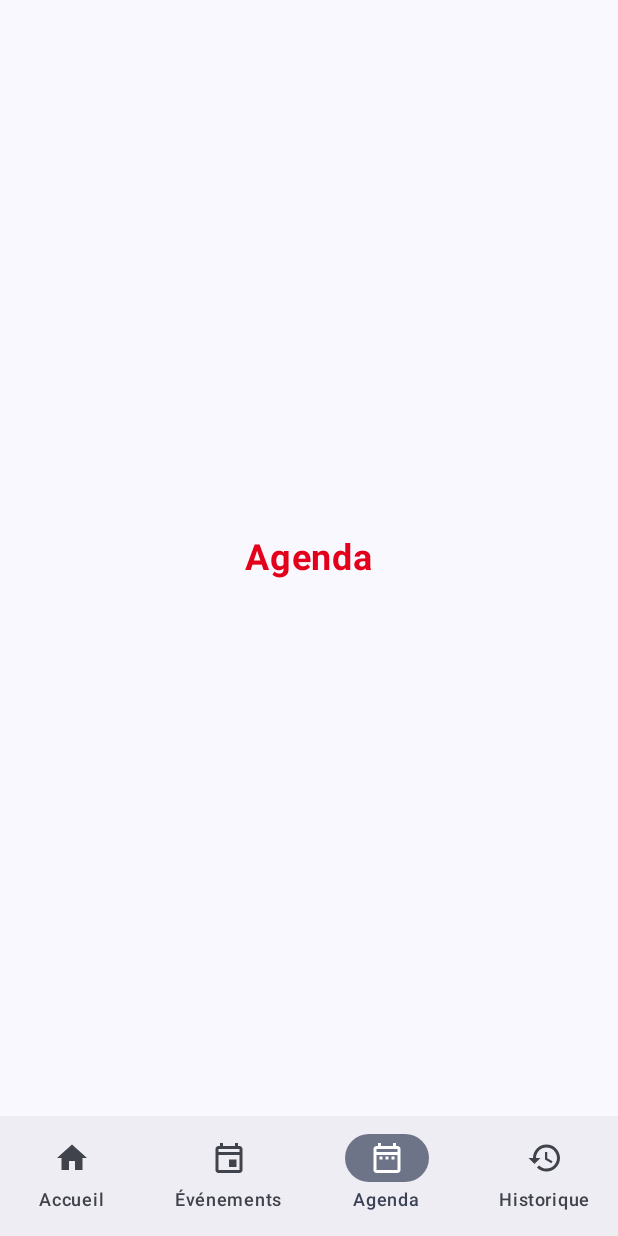
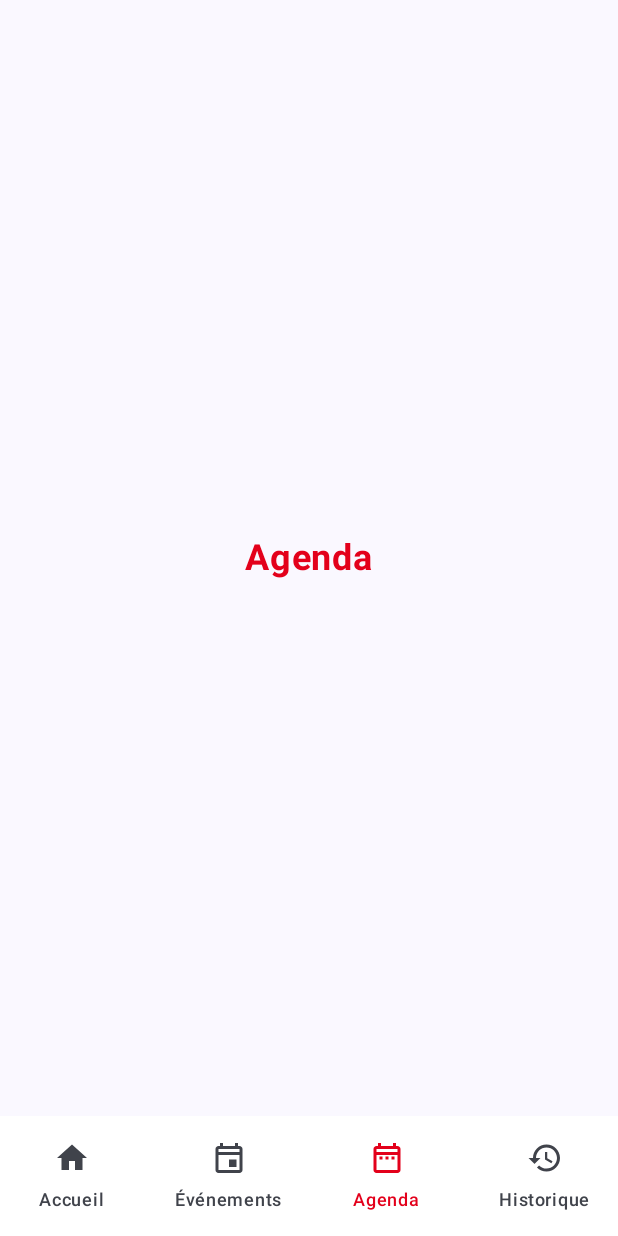
Before and after one commit to apokalipta/ISENSmartCompanion, an Android app built with Jetpack Compose: the screen it shows after launch (MainActivity), item 3 of the bottom bar chosen, on a phone screen of 412 x 824 dp. Run offline under Robolectric (Android 15) with nearby library versions, the phone set to English and light mode, and no system bars.

Commit message:
Ajout des evenements

```diff
--- a/app/src/main/java/fr/isen/barnay/isensmartcompanion/navigation/Navigation.kt
+++ b/app/src/main/java/fr/isen/barnay/isensmartcompanion/navigation/Navigation.kt
@@ -1,6 +1,5 @@
 package fr.isen.barnay.isensmartcompanion.navigation
 
-import androidx.compose.foundation.layout.PaddingValues
 import androidx.compose.foundation.layout.RowScope
 import androidx.compose.foundation.layout.padding
 import androidx.compose.material.icons.Icons
@@ -9,7 +8,6 @@ import androidx.compose.material.icons.outlined.DateRange
 import androidx.compose.material.icons.outlined.Event
 import androidx.compose.material.icons.outlined.History
 import androidx.compose.material3.Icon
-import androidx.compose.material3.MaterialTheme
 import androidx.compose.material3.NavigationBar
 import androidx.compose.material3.NavigationBarItem
 import androidx.compose.material3.NavigationBarItemDefaults
@@ -20,17 +18,18 @@ import androidx.compose.runtime.getValue
 import androidx.compose.ui.Modifier
 import androidx.compose.ui.graphics.Color
 import androidx.compose.ui.graphics.vector.ImageVector
-import androidx.compose.ui.unit.dp
-import androidx.navigation.NavController
 import androidx.navigation.NavDestination
 import androidx.navigation.NavDestination.Companion.hierarchy
 import androidx.navigation.NavGraph.Companion.findStartDestination
 import androidx.navigation.NavHostController
+import androidx.navigation.NavType
 import androidx.navigation.compose.NavHost
 import androidx.navigation.compose.composable
 import androidx.navigation.compose.currentBackStackEntryAsState
 import androidx.navigation.compose.rememberNavController
+import androidx.navigation.navArgument
 import fr.isen.barnay.isensmartcompanion.screens.AgendaScreen
+import fr.isen.barnay.isensmartcompanion.screens.EventDetailScreen
 import fr.isen.barnay.isensmartcompanion.screens.EventsScreen
 import fr.isen.barnay.isensmartcompanion.screens.HistoryScreen
 import fr.isen.barnay.isensmartcompanion.screens.HomeScreen
@@ -42,63 +41,102 @@ sealed class Screen(val route: String, val icon: ImageVector, val label: String)
     object Events : Screen("events", Icons.Outlined.Event, "Événements")
     object Agenda : Screen("agenda", Icons.Outlined.DateRange, "Agenda")
     object History : Screen("history", Icons.Outlined.History, "Historique")
+
+    // Routes pour les écrans de détail (sans icône dans la barre de navigation)
+    object EventDetail : Screen("event_detail/{eventId}", Icons.Outlined.Event, "Détail Événement") {
+        fun createRoute(eventId: String) = "event_detail/$eventId"
+    }
 }
-
-// Liste des destinations pour la barre de navigation
-val items = listOf(
-    Screen.Home,
-    Screen.Events,
-    Screen.Agenda,
-    Screen.History
-)
 
 @Composable
 fun AppNavigation() {
     val navController = rememberNavController()
-
     Scaffold(
-        bottomBar = { BottomNavigationBar(navController) }
+        bottomBar = { BottomNavBar(navController = navController) }
     ) { innerPadding ->
         NavHost(
             navController = navController,
             startDestination = Screen.Home.route,
             modifier = Modifier.padding(innerPadding)
         ) {
-            composable(Screen.Home.route) { HomeScreen() }
-            composable(Screen.Events.route) { EventsScreen() }
-            composable(Screen.Agenda.route) { AgendaScreen() }
-            composable(Screen.History.route) { HistoryScreen() }
+            composable(Screen.Home.route) {
+                HomeScreen()
+            }
+            composable(Screen.Events.route) {
+                EventsScreen(navController)
+            }
+            composable(Screen.Agenda.route) {
+                AgendaScreen()
+            }
+            composable(Screen.History.route) {
+                HistoryScreen()
+            }
+            composable(
+                route = Screen.EventDetail.route,
+                arguments = listOf(navArgument("eventId") { type = NavType.StringType })
+            ) { backStackEntry ->
+                val eventId = backStackEntry.arguments?.getString("eventId")
+                EventDetailScreen(navController, eventId)
+            }
         }
     }
 }
 
 @Composable
-fun BottomNavigationBar(navController: NavHostController) {
-    NavigationBar {
+fun BottomNavBar(navController: NavHostController) {
+    val screens = listOf(
+        Screen.Home,
+        Screen.Events,
+        Screen.Agenda,
+        Screen.History
+    )
+
+    NavigationBar(
+        containerColor = Color.White,
+        contentColor = Color.Gray
+    ) {
         val navBackStackEntry by navController.currentBackStackEntryAsState()
         val currentDestination = navBackStackEntry?.destination
 
-        items.forEach { screen ->
-            // Pour chaque écran défini, créer un élément de navigation
-            NavigationBarItem(
-                icon = { Icon(screen.icon, contentDescription = screen.label) },
-                label = { Text(screen.label) },
-                selected = currentDestination?.hierarchy?.any { it.route == screen.route } == true,
-                onClick = {
-                    navController.navigate(screen.route) {
-                        // Pop up to the start destination of the graph to
-                        // avoid building up a large stack of destinations
-                        popUpTo(navController.graph.findStartDestination().id) {
-                            saveState = true
-                        }
-                        // Avoid multiple copies of the same destination when
-                        // re-selecting the same item
-                        launchSingleTop = true
-                        // Restore state when re-selecting a previously selected item
-                        restoreState = true
-                    }
-                }
+        screens.forEach { screen ->
+            AddItem(
+                screen = screen,
+                currentDestination = currentDestination,
+                navController = navController
             )
         }
     }
 }
+
+@Composable
+fun RowScope.AddItem(
+    screen: Screen,
+    currentDestination: NavDestination?,
+    navController: NavHostController
+) {
+    val selected = currentDestination?.hierarchy?.any { it.route == screen.route } == true
+
+    NavigationBarItem(
+        icon = {
+            Icon(
+                imageVector = screen.icon,
+                contentDescription = screen.label
+            )
+        },
+        label = {
+            Text(text = screen.label)
+        },
+        selected = selected,
+        colors = NavigationBarItemDefaults.colors(
+            selectedIconColor = ISENRed,
+            selectedTextColor = ISENRed,
+            indicatorColor = Color.White
+        ),
+        onClick = {
+            navController.navigate(screen.route) {
+                popUpTo(navController.graph.findStartDestination().id)
+                launchSingleTop = true
+            }
+        }
+    )
+}
--- a/app/src/main/java/fr/isen/barnay/isensmartcompanion/screens/HomeScreen.kt
+++ b/app/src/main/java/fr/isen/barnay/isensmartcompanion/screens/HomeScreen.kt
@@ -14,7 +14,7 @@ import androidx.compose.foundation.text.KeyboardActions
 import androidx.compose.foundation.text.KeyboardOptions
 import androidx.compose.foundation.verticalScroll
 import androidx.compose.material.icons.Icons
-import androidx.compose.material.icons.filled.ArrowForward
+import androidx.compose.material.icons.automirrored.filled.ArrowForward
 import androidx.compose.material3.Icon
 import androidx.compose.material3.IconButton
 import androidx.compose.material3.Surface
@@ -250,7 +250,7 @@ fun ChatInputField(
                         }
                     ) {
                         Icon(
-                            imageVector = Icons.Filled.ArrowForward,
+                            imageVector = Icons.AutoMirrored.Filled.ArrowForward,
                             contentDescription = "Send",
                             tint = Color.White
                         )
```
Also changed, not shown: app/src/main/java/fr/isen/barnay/isensmartcompanion/screens/EventsScreen.kt (+160 -4 lines).
